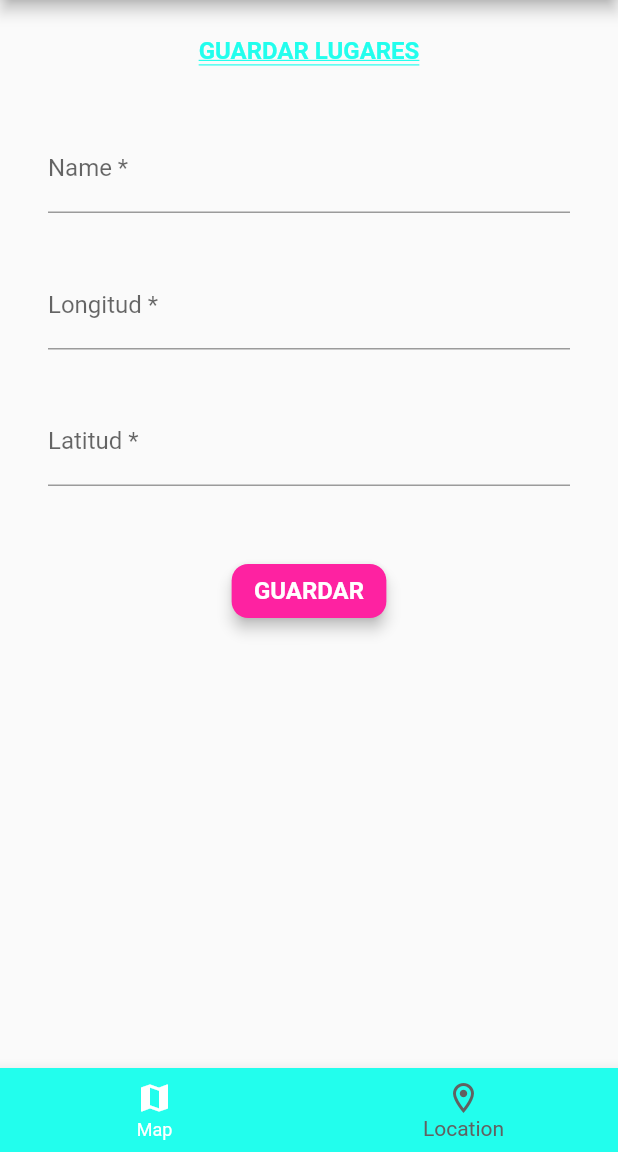
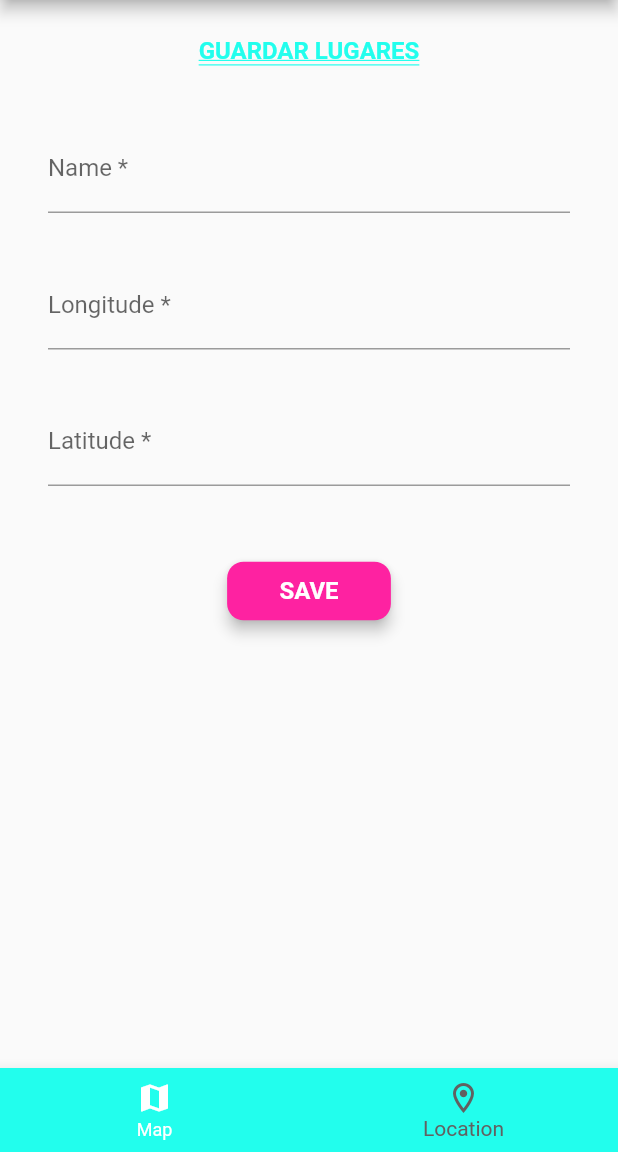
Before and after one commit to Ossyyrr/carrotLabApp, a Flutter app: the screen it shows after launch, item 2 of the bottom bar chosen, on a phone screen of 412 x 824 dp, the part 84-1236 px from its top. Run offline on Flutter 3.47's test engine with Material 2 defaults, Android fonts, the phone set to English and light mode, and no system bars; our stand-ins replace google_maps_flutter, location; Roboto replaces fonts that are missing (Montserrat).

Commit message:
some translations

```diff
--- a/lib/l10n/intl_en.arb
+++ b/lib/l10n/intl_en.arb
@@ -1,5 +1,14 @@
 {
     "welcome": "Welcome",
     "map": "Map",
-    "location": "Location"
+    "location": "Location",
+    "mark_map": "Press and hold a place \n on the map to mark it",
+    "go_locations": "Go to locations",
+    "name_label_text": "Name *",
+    "name_hint_text": "Name with which you will save this place",
+    "longitude_label_text": "Longitude *",
+    "longitude_hint_text": "Longitude coordinates",
+    "latitude_label_text": "Latitude *",
+    "latitude_hint_text": "Latitude coordinates",
+    "save": "Save"
 }
--- a/lib/l10n/intl_es.arb
+++ b/lib/l10n/intl_es.arb
@@ -1,5 +1,14 @@
 {
     "welcome": "Bienvenido",
     "map": "Mapa",
-    "location": "Localización"
+    "location": "Localización",
+    "mark_map": "Mantén presionado un lugar \n del mapa para marcarlo",
+    "go_locations": "Ir a localizaciones",
+    "name_label_text": "Nombre *",
+    "name_hint_text": "Nombre con el que guardarás este lugar",
+    "longitude_label_text": "Longitud *",
+    "longitude_hint_text": "Coordenadas de longitud",
+    "latitude_label_text": "Latitude *",
+    "latitude_hint_text": "Coordenadas de latitud",
+    "save": "Guardar"
 }
--- a/lib/src/screens/HomeScreen/index.dart
+++ b/lib/src/screens/HomeScreen/index.dart
@@ -22,7 +22,7 @@ class _HomescreenState extends State<Homescreen> with TickerProviderStateMixin {
     controller = TabController(length: 2, vsync: this, initialIndex: 0);
     context.read<AnimationProvider>().tutorialMapController =
         AnimationController(
-      duration: const Duration(milliseconds: 2800),
+      duration: const Duration(milliseconds: 3000),
       upperBound: 0.95,
       vsync: this,
     );
--- a/lib/src/screens/tabs/map_tab.dart
+++ b/lib/src/screens/tabs/map_tab.dart
@@ -85,7 +85,7 @@ class MapTabState extends State<MapTab> with TickerProviderStateMixin {
       ),
       floatingActionButtonLocation: FloatingActionButtonLocation.miniStartFloat,
       floatingActionButton: FloatingActionButton(
-          tooltip: 'Increment',
+          tooltip: AppLocalization.of(context).go_locations,
           child: new Icon(Icons.near_me),
           onPressed: () => _scaffoldKey.currentState!.openDrawer()),
     );
@@ -121,7 +121,7 @@ class MapTabState extends State<MapTab> with TickerProviderStateMixin {
           child: Row(
             children: [
               SizedBox(width: 22),
-              Text('SAVE'),
+              Text(AppLocalization.of(context).save.toUpperCase()),
               Icon(
                 Icons.arrow_right_rounded,
                 size: 44,
--- a/lib/src/screens/tabs/places_tab.dart
+++ b/lib/src/screens/tabs/places_tab.dart
@@ -1,3 +1,4 @@
+import 'package:carrotslabapp/generated/l10n.dart';
 import 'package:carrotslabapp/src/constants/button_style.dart';
 import 'package:carrotslabapp/src/providers/coordinates_provider.dart';
 import 'package:carrotslabapp/src/widgets/custom_text_form_field.dart';
@@ -47,14 +48,15 @@ class _PlacesTabState extends State<PlacesTab> {
                 child: Column(
                   children: [
                     CustomTextFormField(
-                      labelText: 'Name *',
-                      hintText: 'Nombre del lugar que vas a guardar',
+                      labelText: AppLocalization.of(context).name_label_text,
+                      hintText: AppLocalization.of(context).name_hint_text,
                       setState: context.read<CoordinatesProvider>().setName,
                       textInputType: TextInputType.name,
                     ),
                     CustomTextFormField(
-                      labelText: 'Longitud *',
-                      hintText: 'Coordenadas de longitud',
+                      labelText:
+                          AppLocalization.of(context).longitude_label_text,
+                      hintText: AppLocalization.of(context).longitude_hint_text,
                       initialValue: context
                           .read<CoordinatesProvider>()
                           .point
@@ -66,8 +68,9 @@ class _PlacesTabState extends State<PlacesTab> {
                       textInputType: TextInputType.number,
                     ),
                     CustomTextFormField(
-                      labelText: 'Latitud *',
-                      hintText: 'Coordenadas de latitud',
+                      labelText:
+                          AppLocalization.of(context).latitude_label_text,
+                      hintText: AppLocalization.of(context).latitude_hint_text,
                       initialValue: context
                           .read<CoordinatesProvider>()
                           .point
@@ -83,7 +86,11 @@ class _PlacesTabState extends State<PlacesTab> {
               SizedBox(height: 30),
               ElevatedButton(
                 onPressed: onSubmit,
-                child: Text('GUARDAR'),
+                child: Padding(
+                  padding:
+                      const EdgeInsets.symmetric(horizontal: 20, vertical: 10),
+                  child: Text(AppLocalization.of(context).save.toUpperCase()),
+                ),
                 style: buttonStyle,
               )
             ],
```
Also changed, not shown: lib/src/animations/tutorial_map_stagger_animation.dart (+13 -9 lines), lib/generated/intl/messages_en.dart, lib/generated/intl/messages_es.dart, lib/generated/l10n.dart.
